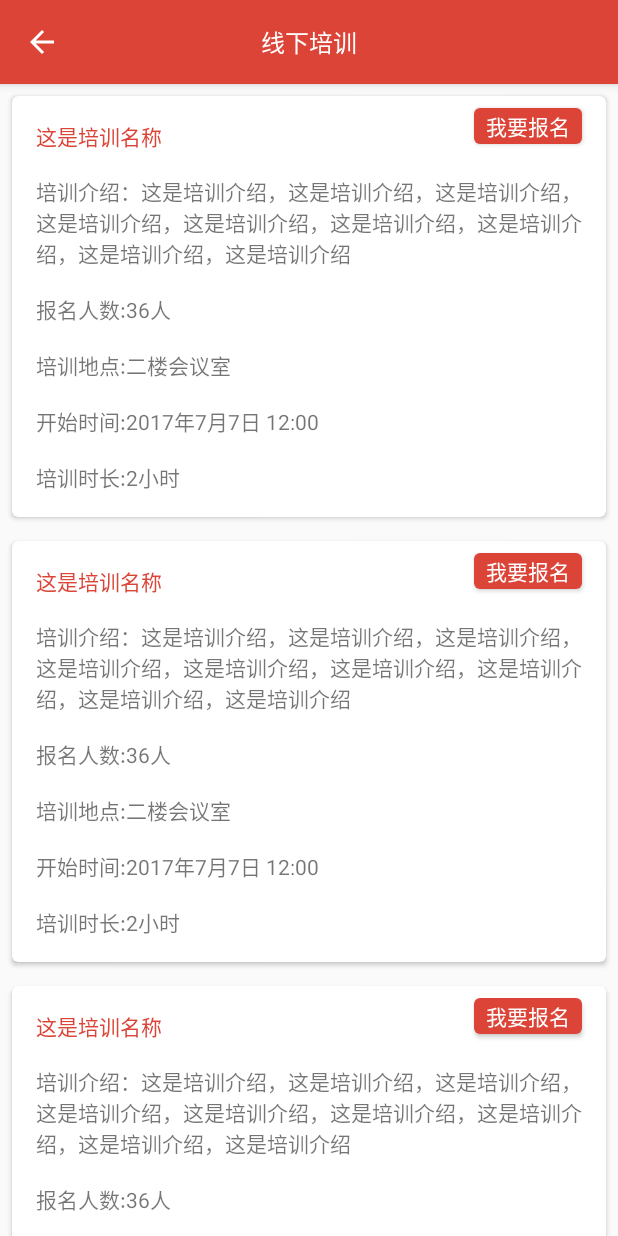
After one commit to FoxNickel/EnterpriseLearning, an Android app: the TrainingActivity screen opened directly, with no data from a screen before it, on a phone screen of 412 x 824 dp. The commit adds this screen. Run offline under Robolectric (Android 15) with nearby library versions, the phone set to English and light mode, and no system bars.

Commit message:
培训列表页面完成

```diff
--- a/app/build.gradle
+++ b/app/build.gradle
@@ -32,6 +32,8 @@ dependencies {
         exclude group: 'com.android.support', module: 'support-annotations'
     })
     compile name: 'SMSSDK', ext: 'aar'
+    compile files('libs/MobCommons-2017.0607.1736.jar')
+    compile files('libs/MobTools-2017.0607.1736.jar')
     compile 'com.android.support:appcompat-v7:25.3.1'
     compile 'com.android.support.constraint:constraint-layout:1.0.2'
     compile 'com.android.support:design:25.3.1'
@@ -39,8 +41,6 @@ dependencies {
     compile 'com.android.support:support-v4:25.3.1'
     compile 'com.ashokvarma.android:bottom-navigation-bar:2.0.1'
     compile 'cn.bingoogolapple:bga-banner:2.1.7'
+    compile 'de.hdodenhof:circleimageview:2.1.0'
     testCompile 'junit:junit:4.12'
-    compile 'de.hdodenhof:circleimageview:2.1.0'
-    compile files('libs/MobCommons-2017.0607.1736.jar')
-    compile files('libs/MobTools-2017.0607.1736.jar')
 }
--- /dev/null
+++ b/app/src/main/java/cn/foxnickel/enterpriselearning/TrainingActivity.java
@@ -0,0 +1,63 @@
+package cn.foxnickel.enterpriselearning;
+
+import android.os.Bundle;
+import android.support.v4.widget.SwipeRefreshLayout;
+import android.support.v7.app.ActionBar;
+import android.support.v7.app.AppCompatActivity;
+import android.support.v7.widget.LinearLayoutManager;
+import android.support.v7.widget.RecyclerView;
+import android.support.v7.widget.Toolbar;
+import android.view.Menu;
+import android.view.MenuItem;
+
+import cn.foxnickel.enterpriselearning.adapter.TrainingRecyclerAdapter;
+
+public class TrainingActivity extends AppCompatActivity {
+
+    private RecyclerView mRecyclerViewTraining;
+    private SwipeRefreshLayout mSwipeRefresh;
+    private LinearLayoutManager mLinearLayoutManager;
+    private Toolbar mToolbar;
+
+    @Override
+    protected void onCreate(Bundle savedInstanceState) {
+        super.onCreate(savedInstanceState);
+        setContentView(R.layout.activity_training);
+        initView();
+    }
+
+    private void initView() {
+
+        mToolbar = (Toolbar) findViewById(R.id.toolbar);
+        setSupportActionBar(mToolbar);
+        ActionBar actionBar = getSupportActionBar();
+        actionBar.setDisplayHomeAsUpEnabled(true);
+        actionBar.setDisplayShowTitleEnabled(false);
+
+        mRecyclerViewTraining = (RecyclerView) findViewById(R.id.recycler_view_training);
+        mSwipeRefresh = (SwipeRefreshLayout) findViewById(R.id.swipe_refresh);
+
+        mLinearLayoutManager = new LinearLayoutManager(this);
+        TrainingRecyclerAdapter trainingRecyclerAdapter = new TrainingRecyclerAdapter(this);
+
+        mRecyclerViewTraining.setLayoutManager(mLinearLayoutManager);
+        mRecyclerViewTraining.setAdapter(trainingRecyclerAdapter);
+    }
+
+    @Override
+    public boolean onCreateOptionsMenu(Menu menu) {
+        return super.onCreateOptionsMenu(menu);
+    }
+
+    @Override
+    public boolean onOptionsItemSelected(MenuItem item) {
+        switch (item.getItemId()) {
+            case android.R.id.home:
+                finish();
+                break;
+            default:
+                break;
+        }
+        return super.onOptionsItemSelected(item);
+    }
+}
--- /dev/null
+++ b/app/src/main/java/cn/foxnickel/enterpriselearning/adapter/TrainingRecyclerAdapter.java
@@ -0,0 +1,69 @@
+package cn.foxnickel.enterpriselearning.adapter;
+
+import android.content.Context;
+import android.support.v7.widget.RecyclerView;
+import android.view.LayoutInflater;
+import android.view.View;
+import android.view.ViewGroup;
+import android.widget.Button;
+import android.widget.TextView;
+import android.widget.Toast;
+
+import cn.foxnickel.enterpriselearning.R;
+
+/**
+ * Created by NickelFox on 2017/7/8.
+ */
+
+public class TrainingRecyclerAdapter extends RecyclerView.Adapter<TrainingRecyclerAdapter.ViewHolder> {
+
+    private Context mContext;
+
+    public TrainingRecyclerAdapter(Context context) {
+        mContext = context;
+    }
+
+    @Override
+    public ViewHolder onCreateViewHolder(ViewGroup viewGroup, int i) {
+        View view = LayoutInflater.from(mContext).inflate(R.layout.recycler_item_training, viewGroup, false);
+        return new ViewHolder(view);
+    }
+
+    @Override
+    public void onBindViewHolder(ViewHolder holder, int position) {
+        holder.mTrainingName.setText("这是培训名称");
+        holder.mIntro.setText("培训介绍：这是培训介绍，这是培训介绍，这是培训介绍，这是培训介绍，这是培训介绍，这是培训介绍，这是培训介绍，这是培训介绍，这是培训介绍");
+        holder.mNum.setText("报名人数:36人");
+        holder.mPlace.setText("培训地点:二楼会议室");
+        holder.mStartTime.setText("开始时间:2017年7月7日 12:00");
+        holder.mDuration.setText("培训时长:2小时");
+        holder.mSignUp.setOnClickListener(new View.OnClickListener() {
+            @Override
+            public void onClick(View v) {
+                Toast.makeText(mContext, "你点击了报名", Toast.LENGTH_SHORT).show();
+            }
+        });
+    }
+
+    @Override
+    public int getItemCount() {
+        return 8;
+    }
+
+    class ViewHolder extends RecyclerView.ViewHolder {
+
+        private Button mSignUp;
+        private TextView mTrainingName, mIntro, mNum, mPlace, mStartTime, mDuration;
+
+        public ViewHolder(View view) {
+            super(view);
+            mTrainingName = (TextView) view.findViewById(R.id.tv_training_name);
+            mSignUp = (Button) view.findViewById(R.id.bt_sign_up);
+            mIntro = (TextView) view.findViewById(R.id.tv_training_intro);
+            mNum = (TextView) view.findViewById(R.id.tv_num);
+            mPlace = (TextView) view.findViewById(R.id.tv_place);
+            mStartTime = (TextView) view.findViewById(R.id.tv_start_time);
+            mDuration = (TextView) view.findViewById(R.id.tv_duration);
+        }
+    }
+}
--- a/app/src/main/java/cn/foxnickel/enterpriselearning/fragment/MainPageFragment.java
+++ b/app/src/main/java/cn/foxnickel/enterpriselearning/fragment/MainPageFragment.java
@@ -1,7 +1,7 @@
 package cn.foxnickel.enterpriselearning.fragment;
 
 
-import android.content.Context;
+import android.content.Intent;
 import android.os.Bundle;
 import android.support.v4.app.Fragment;
 import android.support.v7.widget.GridLayoutManager;
@@ -13,19 +13,19 @@ import android.widget.ImageView;
 
 import cn.bingoogolapple.bgabanner.BGABanner;
 import cn.foxnickel.enterpriselearning.R;
+import cn.foxnickel.enterpriselearning.TrainingActivity;
 import cn.foxnickel.enterpriselearning.adapter.CourseRecommendAdapter;
 
 /**
  * A simple {@link Fragment} subclass.
  */
-public class MainPageFragment extends Fragment {
+public class MainPageFragment extends Fragment implements View.OnClickListener {
 
     private View mRootView;
     private BGABanner mBGABanner;
-    private Context mContext = getContext();
     private View view;
     private ImageView mIvNote;
-    private ImageView mIvTrainning;
+    private ImageView mIvTraining;
     private ImageView mIvPlan;
     private ImageView mIvTask;
     private RecyclerView mRecyclerView;
@@ -57,18 +57,20 @@ public class MainPageFragment extends Fragment {
 
     private void initView() {
         mIvNote = (ImageView) mRootView.findViewById(R.id.iv_note);
-        mIvTrainning = (ImageView) mRootView.findViewById(R.id.iv_training);
+        mIvTraining = (ImageView) mRootView.findViewById(R.id.iv_training);
         mIvPlan = (ImageView) mRootView.findViewById(R.id.iv_plan);
         mIvTask = (ImageView) mRootView.findViewById(R.id.iv_task);
         mRecyclerView = (RecyclerView) mRootView.findViewById(R.id.recycler_view);
 
-        mGridLayoutManager = new GridLayoutManager(mContext, 2);
+        mGridLayoutManager = new GridLayoutManager(getContext(), 2);
         mCourseRecommendAdapter = new CourseRecommendAdapter(getContext());
 
         mRecyclerView.setLayoutManager(mGridLayoutManager);
         mRecyclerView.setAdapter(mCourseRecommendAdapter);
 
-        /**
+        mIvTraining.setOnClickListener(this);
+
+        /*
          * 解决ScrollView里面布局很长的时候会自动滑动到底部的问题
          */
         mIvTask.setFocusable(true);
@@ -76,4 +78,12 @@ public class MainPageFragment extends Fragment {
         mIvTask.requestFocus();
     }
 
+    @Override
+    public void onClick(View v) {
+        switch (v.getId()) {
+            case R.id.iv_training:
+                startActivity(new Intent(getActivity(), TrainingActivity.class));
+                break;
+        }
+    }
 }
--- /dev/null
+++ b/app/src/main/res/layout/activity_training.xml
@@ -0,0 +1,43 @@
+<LinearLayout
+    xmlns:android="http://schemas.android.com/apk/res/android"
+    android:layout_width="match_parent"
+    android:layout_height="match_parent"
+    xmlns:app="http://schemas.android.com/apk/res-auto"
+    android:orientation="vertical">
+
+    <android.support.design.widget.AppBarLayout
+        android:id="@+id/appBarLayout"
+        android:layout_width="match_parent"
+        android:layout_height="wrap_content">
+
+        <android.support.v7.widget.Toolbar
+            android:id="@+id/toolbar"
+            android:layout_width="match_parent"
+            android:layout_height="?attr/actionBarSize"
+            android:background="@color/colorPrimary"
+            app:popupTheme="@style/ThemeOverlay.AppCompat.Light"
+            app:theme="@style/ThemeOverlay.AppCompat.Dark.ActionBar">
+
+            <TextView
+                android:layout_width="wrap_content"
+                android:layout_height="wrap_content"
+                android:layout_gravity="center"
+                android:text="@string/offline_training"
+                android:textColor="@android:color/white"
+                android:textSize="16sp"/>
+        </android.support.v7.widget.Toolbar>
+    </android.support.design.widget.AppBarLayout>
+
+    <android.support.v4.widget.SwipeRefreshLayout
+        android:id="@+id/swipe_refresh"
+        android:layout_width="match_parent"
+        android:layout_height="match_parent">
+
+        <android.support.v7.widget.RecyclerView
+            android:id="@+id/recycler_view_training"
+            android:layout_width="match_parent"
+            android:layout_height="match_parent">
+
+        </android.support.v7.widget.RecyclerView>
+    </android.support.v4.widget.SwipeRefreshLayout>
+</LinearLayout>
--- /dev/null
+++ b/app/src/main/res/layout/recycler_item_training.xml
@@ -0,0 +1,94 @@
+<?xml version="1.0" encoding="utf-8"?>
+<android.support.v7.widget.CardView
+    xmlns:android="http://schemas.android.com/apk/res/android"
+    xmlns:app="http://schemas.android.com/apk/res-auto"
+    android:layout_width="match_parent"
+    android:layout_height="wrap_content"
+    android:layout_margin="8dp"
+    app:cardCornerRadius="4dp">
+
+    <android.support.constraint.ConstraintLayout
+        android:layout_width="match_parent"
+        android:layout_height="wrap_content">
+
+        <TextView
+            android:id="@+id/tv_training_name"
+            android:layout_width="wrap_content"
+            android:layout_height="wrap_content"
+            android:layout_marginLeft="16dp"
+            android:layout_marginStart="16dp"
+            android:layout_marginTop="16dp"
+            android:textColor="@color/colorPrimary"
+            app:layout_constraintLeft_toLeftOf="parent"
+            app:layout_constraintTop_toTopOf="parent"/>
+
+        <Button
+            android:id="@+id/bt_sign_up"
+            android:layout_width="72dp"
+            android:layout_height="24dp"
+            android:layout_marginRight="16dp"
+            android:layout_marginEnd="16dp"
+            android:layout_marginTop="8dp"
+            android:background="@drawable/ripple_button_red"
+            android:text="@string/sign_up"
+            android:textColor="@android:color/white"
+            app:layout_constraintRight_toRightOf="parent"
+            app:layout_constraintTop_toTopOf="parent"/>
+
+        <TextView
+            android:id="@+id/tv_training_intro"
+            android:layout_width="0dp"
+            android:layout_height="wrap_content"
+            android:layout_marginLeft="16dp"
+            android:layout_marginRight="16dp"
+            android:layout_marginTop="16dp"
+            app:layout_constraintHorizontal_bias="0.437"
+            app:layout_constraintLeft_toLeftOf="parent"
+            app:layout_constraintRight_toRightOf="parent"
+            app:layout_constraintTop_toBottomOf="@+id/tv_training_name"/>
+
+        <TextView
+            android:id="@+id/tv_num"
+            android:layout_width="wrap_content"
+            android:layout_height="wrap_content"
+            android:layout_marginLeft="16dp"
+            android:layout_marginStart="16dp"
+            android:layout_marginTop="16dp"
+            app:layout_constraintLeft_toLeftOf="parent"
+            app:layout_constraintTop_toBottomOf="@+id/tv_training_intro"/>
+
+        <TextView
+            android:id="@+id/tv_place"
+            android:layout_width="wrap_content"
+            android:layout_height="wrap_content"
+            android:layout_marginLeft="16dp"
+            android:layout_marginStart="16dp"
+            android:layout_marginTop="16dp"
+            app:layout_constraintLeft_toLeftOf="parent"
+            app:layout_constraintTop_toBottomOf="@+id/tv_num"/>
+
+        <TextView
+            android:id="@+id/tv_start_time"
+            android:layout_width="wrap_content"
+            android:layout_height="wrap_content"
+            android:layout_marginLeft="16dp"
+            android:layout_marginStart="16dp"
+            android:layout_marginTop="16dp"
+            app:layout_constraintLeft_toLeftOf="parent"
+            app:layout_constraintTop_toBottomOf="@+id/tv_place"/>
+
+        <TextView
+            android:id="@+id/tv_duration"
+            android:layout_width="wrap_content"
+            android:layout_height="wrap_content"
+            android:layout_marginBottom="16dp"
+            android:layout_marginLeft="16dp"
+            android:layout_marginStart="16dp"
+            android:layout_marginTop="16dp"
+            app:layout_constraintBottom_toBottomOf="parent"
+            app:layout_constraintLeft_toLeftOf="parent"
+            app:layout_constraintTop_toBottomOf="@+id/tv_start_time"/>
+
+    </android.support.constraint.ConstraintLayout>
+
+</android.support.v7.widget.CardView>
--- a/app/src/main/res/values/strings.xml
+++ b/app/src/main/res/values/strings.xml
@@ -47,4 +47,6 @@
     <string name="my_training">我的培训</string>
     <string name="my_note">我的笔记</string>
     <string name="setting">设置</string>
+    <string name="offline_training">线下培训</string>
+    <string name="sign_up">我要报名</string>
 </resources>
```
Also changed, not shown: app/src/main/AndroidManifest.xml (+8 -8 lines).
